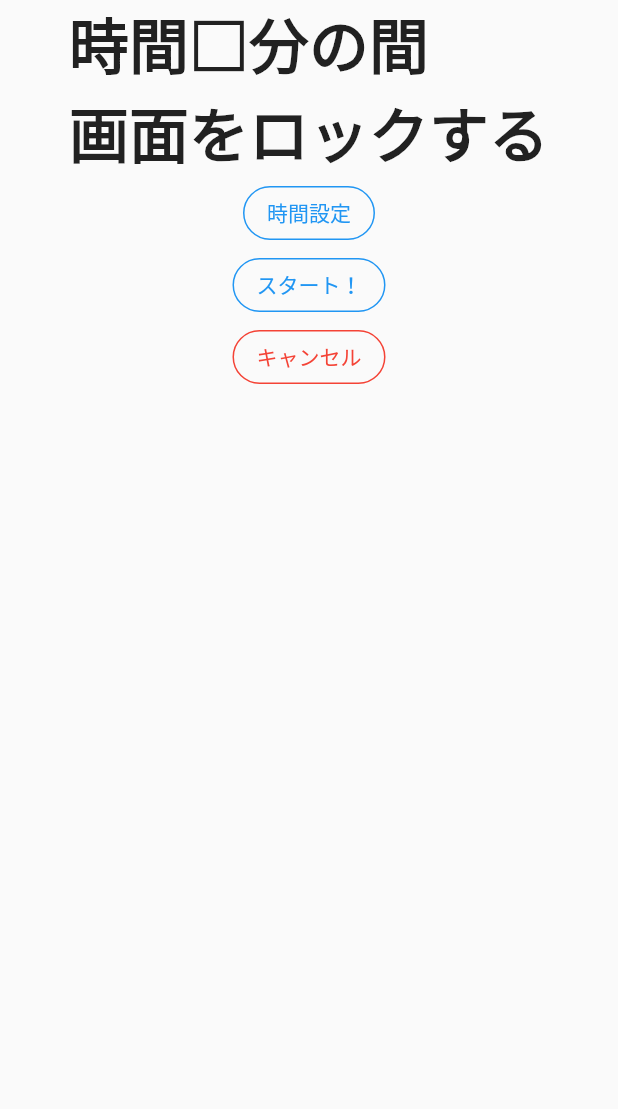
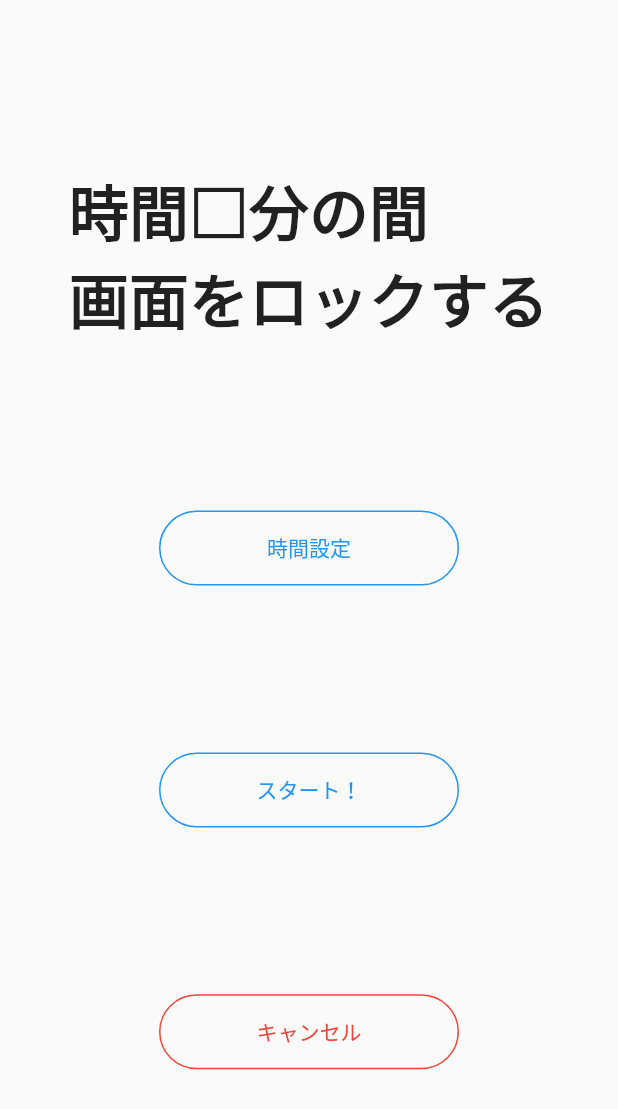
Before and after one commit to Keiji-morita/lockapp4-, a Flutter app: the TodoAddPage screen opened directly, after a tap on "時間設定", on a phone screen of 412 x 824 dp. Shown: the top 1109 px of the screen. Run offline on Flutter 3.47's test engine with Material 2 defaults, Android fonts, the phone set to English and light mode, and no system bars; our stand-ins replace flutter_datetime_picker; missing offline and left inert: flutter_picker.

Commit message:
There is break point.

```diff
--- a/lib/to_do.dart
+++ b/lib/to_do.dart
@@ -10,27 +10,31 @@ class TodoAddPage extends StatefulWidget {
 class TodoAddPageState extends State<TodoAddPage> {
   var _mydatetime = new DateTime.now();
   // 日時を指定したフォーマットで指定するためのフォーマッター
-  var formatter = new DateFormat('yyyy/MM/dd(E) HH:mm');
+
   //時間を取得
   var _datetime;
   @override
   Widget build(BuildContext context) {
     return Scaffold(
       body: Center(
-        child:Column(
+        child:Column(mainAxisAlignment: MainAxisAlignment.spaceEvenly,
           children: [
              Text('時間□分の間\n画面をロックする',style:TextStyle(fontWeight: FontWeight.bold,fontSize: 40)),
-  OutlinedButton(
+  SizedBox(
+     width: 200,
+     height: 50,
+  child: OutlinedButton(
           child: const Text("時間設定"),
           style: OutlinedButton.styleFrom(
           primary: Colors.blue,
           shape: const StadiumBorder(),
           side: const BorderSide(color: Colors.blue),
+
   ),
   onPressed: () {
    Picker(
       adapter: DateTimePickerAdapter(type: PickerDateTimeType.kHMS, value: _datetime, customColumnType: [3, 4, 5]),
-      title: Text("Select Time"),
+      title: Text("時間指定"),
       onConfirm: (Picker picker, List value) {
         setState(() => {_datetime = DateTime.utc(0, 0, 0, value[0], value[1], value[2])});
       },
@@ -39,7 +43,11 @@ class TodoAddPageState extends State<TodoAddPage> {
   }
 
 ),
- OutlinedButton(
+  ),
+ SizedBox(
+   width: 200,
+     height: 50,
+ child: OutlinedButton(
           child: const Text('スタート！'),
           style: OutlinedButton.styleFrom(
           primary: Colors.blue,
@@ -48,8 +56,12 @@ class TodoAddPageState extends State<TodoAddPage> {
   ),
   onPressed: () {},
 ),
+ ),
 
- OutlinedButton(
+ SizedBox(
+      width: 200,
+     height: 50,
+ child: OutlinedButton(
           child: const Text('キャンセル'),
           style: OutlinedButton.styleFrom(
           primary: Colors.red,
@@ -62,7 +74,7 @@ class TodoAddPageState extends State<TodoAddPage> {
             Navigator.of(context).pop();
           },
         ),
-
+ ),
 
           ],
         )
```
